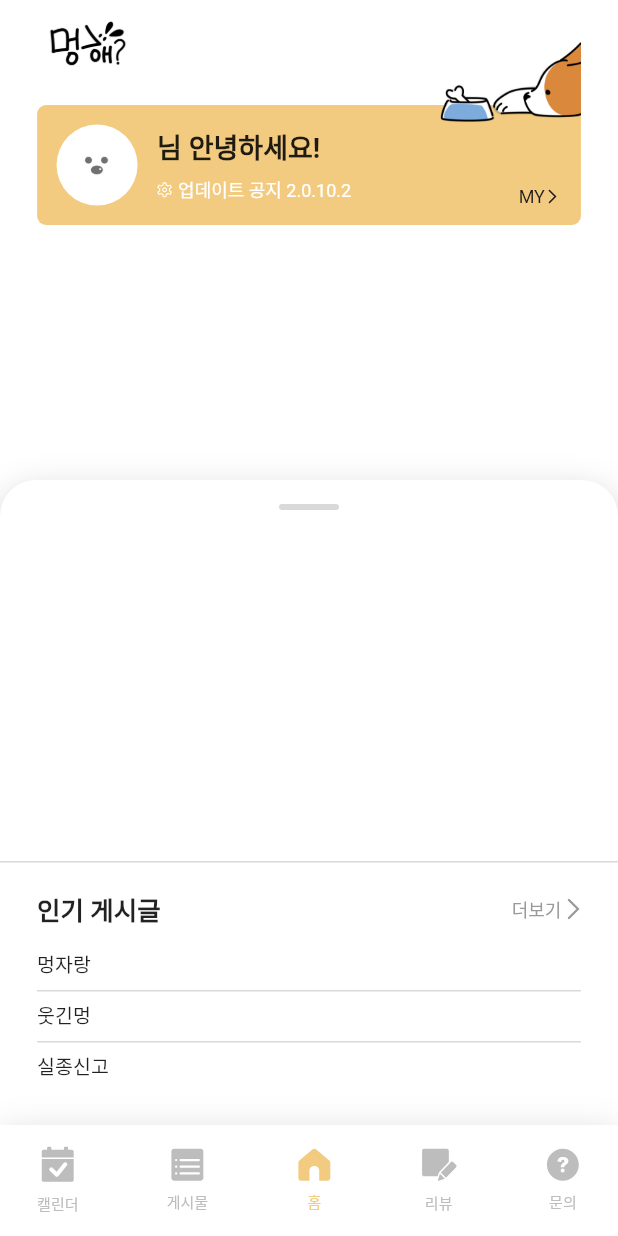
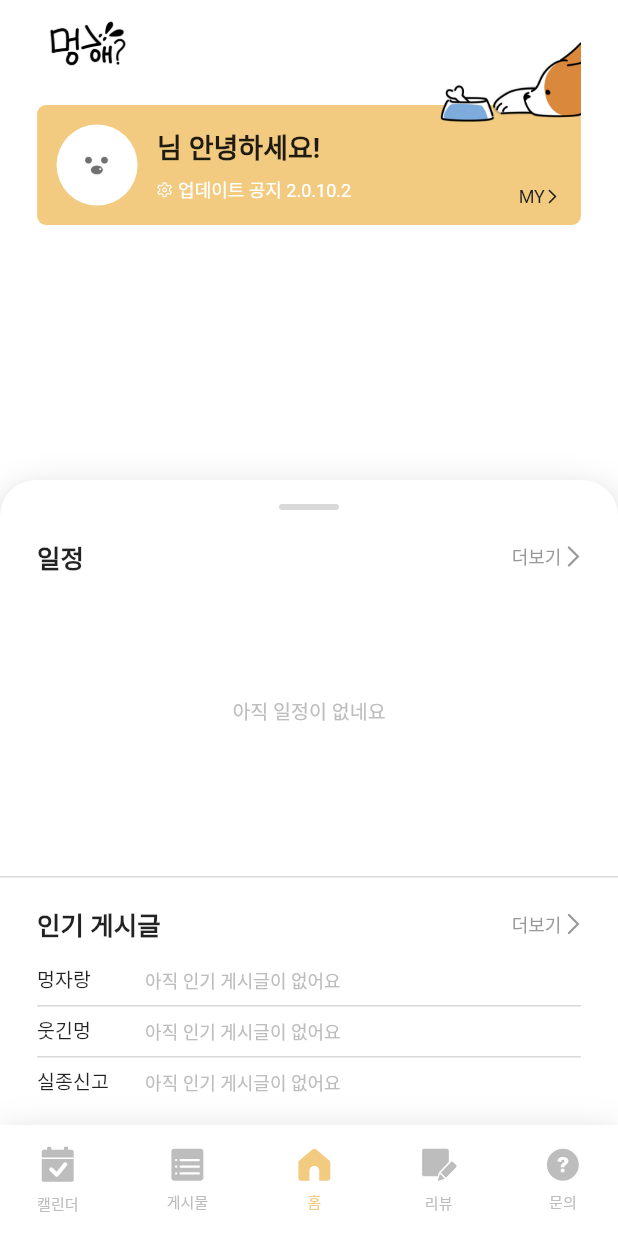
Before and after one commit to potato-club/meonghae_front, a Flutter app: the MainScreen screen opened by its route, item 2 of the bottom bar chosen, on a phone screen of 412 x 824 dp. Run offline on Flutter 3.47's test engine with Material 2 defaults, Android fonts, the phone set to English and light mode, and no system bars; our stand-ins replace carousel_slider, device_info, dio, dotted_border, file_picker, firebase_core and 10 more; missing offline and left inert: kakao_flutter_sdk_user; accounts and stored records are empty; network calls fail.

Commit message:
feat. Main_Screen API #2 - 미리보기 api수정

```diff
--- a/lib/widgets/main_screen/main_content_widget.dart
+++ b/lib/widgets/main_screen/main_content_widget.dart
@@ -45,7 +45,7 @@ class MainContentWidget extends StatelessWidget {
                   padding: EdgeInsets.only(
                     top: 18,
                   ),
-                  // child: ScheduleContentWidget(),
+                  child: ScheduleContentWidget(),
                 ),
               ],
             ),
--- a/lib/widgets/main_screen/post_content_widget.dart
+++ b/lib/widgets/main_screen/post_content_widget.dart
@@ -3,6 +3,8 @@ import 'package:meonghae_front/api/dio.dart';
 import 'package:meonghae_front/config/app_routes.dart';
 import 'package:meonghae_front/themes/customColor.dart';
 import 'package:meonghae_front/widgets/main_screen/main_content_label_widget.dart';
+import 'package:meonghae_front/widgets/svg/comment.dart';
+import 'package:meonghae_front/widgets/svg/tiny_heart.dart';
 
 class PostContentWidget extends StatefulWidget {
   const PostContentWidget({super.key});
@@ -36,12 +38,18 @@ class _PostContentWidgetState extends State<PostContentWidget> {
             missingData = data.data[i];
           }
         }
+        setState(() {});
       },
       errorMsg: "게시글 미리보기 정보 호출에 실패하였어요",
     );
   }
 
-  Widget createPostItem(String postCategory, String? content, bool isEndItem) {
+  Widget createPostItem(
+      {required String postCategory,
+      required String? content,
+      required int? likes,
+      required int? comments,
+      required bool isEndItem}) {
     return Container(
       decoration: BoxDecoration(
         border: isEndItem
@@ -56,17 +64,60 @@ class _PostContentWidgetState extends State<PostContentWidget> {
       child: Padding(
         padding: EdgeInsets.only(top: 6, bottom: isEndItem ? 0 : 8),
         child: Row(
+          mainAxisAlignment: MainAxisAlignment.spaceBetween,
+          crossAxisAlignment: CrossAxisAlignment.center,
           children: [
-            SizedBox(
-              width: 100,
-              child: Text(
-                postCategory,
-                style: const TextStyle(fontSize: 13),
+            Row(
+              children: [
+                SizedBox(
+                  width: 72,
+                  child: Text(
+                    postCategory,
+                    style: const TextStyle(fontSize: 13),
+                  ),
+                ),
+                Transform.translate(
+                  offset: Offset(0, 1),
+                  child: SizedBox(
+                    width: MediaQuery.sizeOf(context).width * 0.88 - 130,
+                    child: Text(
+                      content ?? "아직 인기 게시글이 없어요",
+                      overflow: TextOverflow.ellipsis,
+                      style: TextStyle(
+                          fontSize: 12,
+                          color: content != null
+                              ? CustomColor.black1
+                              : CustomColor.lightGray2),
+                    ),
+                  ),
+                ),
+              ],
+            ),
+            Transform.translate(
+              offset: Offset(0, 2),
+              child: Row(
+                crossAxisAlignment: CrossAxisAlignment.center,
+                children: [
+                  Row(
+                    children: [
+                      if (likes != null)
+                        const SizedBox(
+                            width: 9, height: 9, child: TinyHeartSVG()),
+                      const SizedBox(width: 2),
+                      Text("${likes ?? ''}",
+                          style: const TextStyle(
+                              fontSize: 12, color: CustomColor.gray)),
+                    ],
+                  ),
+                  const SizedBox(width: 6),
+                  if (comments != null)
+                    const SizedBox(width: 9, height: 9, child: CommentSVG()),
+                  const SizedBox(width: 2),
+                  Text("${comments ?? ''}",
+                      style: const TextStyle(
+                          fontSize: 12, color: CustomColor.gray)),
+                ],
               ),
-            ),
-            Text(
-              content ?? '',
-              style: const TextStyle(fontSize: 12),
             )
           ],
         ),
@@ -85,9 +136,24 @@ class _PostContentWidgetState extends State<PostContentWidget> {
           padding: const EdgeInsets.only(top: 8),
           child: Column(
             children: [
-              createPostItem('멍자랑', showData?['title'], false),
-              createPostItem('웃긴멍', funData?['title'], false),
-              createPostItem('실종신고', missingData?['title'], true)
+              createPostItem(
+                  postCategory: '멍자랑',
+                  content: showData?['title'],
+                  isEndItem: false,
+                  likes: showData?['likes'],
+                  comments: showData?['commentSize']),
+              createPostItem(
+                  postCategory: '웃긴멍',
+                  content: funData?['title'],
+                  isEndItem: false,
+                  likes: funData?['likes'],
+                  comments: funData?['commentSize']),
+              createPostItem(
+                  postCategory: '실종신고',
+                  content: missingData?['title'],
+                  isEndItem: true,
+                  likes: missingData?['likes'],
+                  comments: missingData?['commentSize'])
             ],
           ),
         )
--- a/lib/widgets/main_screen/schedule_content_widget.dart
+++ b/lib/widgets/main_screen/schedule_content_widget.dart
@@ -23,13 +23,18 @@ class _ScheduleContentWidgetState extends State<ScheduleContentWidget> {
   Future<void> getPreview() async {
     SendAPI.get(
       url: "/profile-service/profile/calendar/preview",
-      successFunc: (data) => setState(() => preview = data.data),
+      successFunc: (data) {
+        setState(() => preview = data.data);
+      },
       errorMsg: "일정 미리보기 정보 호출에 실패하였어요",
     );
   }
 
   Widget createPostItem(
-      String time, String content, String userName, bool isEndItem) {
+      {required String time,
+      required String content,
+      required String name,
+      required bool isEndItem}) {
     var dateTime = DateTime.parse(time);
     var difference = DateTime.now().difference(dateTime).inDays;
 
@@ -49,20 +54,32 @@ class _ScheduleContentWidgetState extends State<ScheduleContentWidget> {
         child: Row(
           mainAxisAlignment: MainAxisAlignment.spaceBetween,
           children: [
+            Row(
+              children: [
                 SizedBox(
-              width: 32,
+                  width: 72,
                   child: Text(
                     'D-$difference',
                     style: const TextStyle(fontSize: 13),
                   ),
                 ),
-            Text(
+                SizedBox(
+                  width: MediaQuery.sizeOf(context).width * 0.88 - 130,
+                  child: Text(
                     content,
+                    overflow: TextOverflow.ellipsis,
                     style: const TextStyle(fontSize: 12),
                   ),
-            Text(
-              userName,
+                ),
+              ],
+            ),
+            SizedBox(
+              width: 54,
+              child: Text(
+                name,
+                textAlign: TextAlign.end,
                 style: const TextStyle(fontSize: 12),
+              ),
             )
           ],
         ),
@@ -92,12 +109,23 @@ class _ScheduleContentWidgetState extends State<ScheduleContentWidget> {
                 child: Column(
                   children: [
                     const SizedBox(height: 8),
+                    if (preview.isEmpty)
+                      SizedBox(
+                        height: MediaQuery.of(context).size.height - 660,
+                        child: const Center(
+                          child: Text(
+                            '아직 일정이 없네요',
+                            style: TextStyle(
+                                fontSize: 13, color: CustomColor.lightGray2),
+                          ),
+                        ),
+                      ),
                     for (int i = 0; i < preview.length; i++)
                       createPostItem(
-                          preview[i]['scheduleTime'],
-                          preview[i]['text'],
-                          preview[i]['petName'],
-                          i + 1 == preview.length),
+                          time: preview[i]['scheduleDate'],
+                          content: preview[i]['scheduleText'],
+                          name: preview[i]['petName'],
+                          isEndItem: i + 1 == preview.length),
                     const SizedBox(height: 20),
                   ],
                 ),
```
Lines whose indentation alone changed are shown as unchanged.
